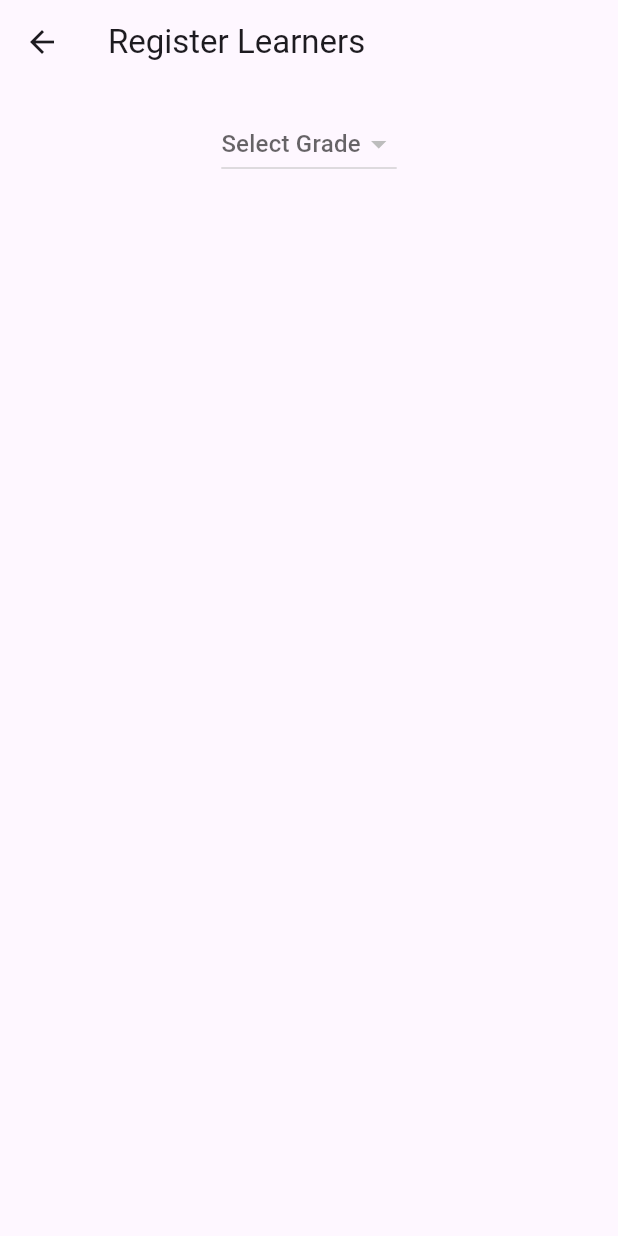
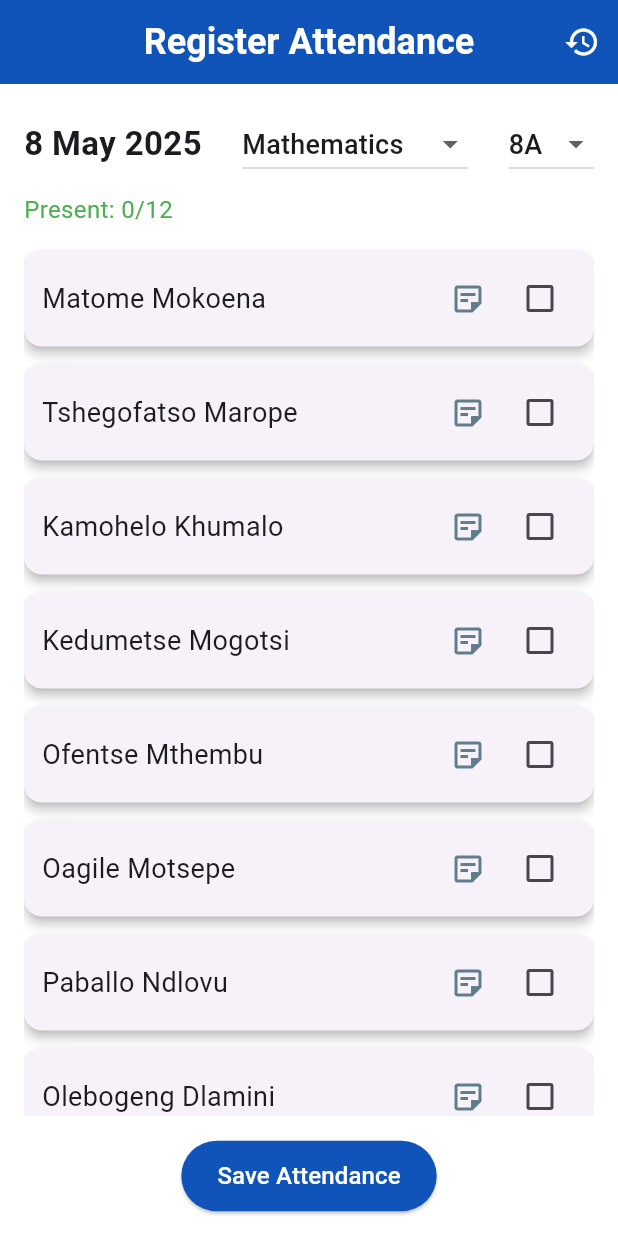
Before and after one commit to py-centric/sms_student_teacher_portal, a Flutter app: the RegisterScreen screen opened directly with empty values, on a phone screen of 412 x 824 dp. Run offline on Flutter 3.47's test engine with Material 3 defaults, Android fonts, the phone set to English and light mode, and no system bars; our stand-ins replace flutter_dotenv, local_auth.

Commit message:
feat: Added the register screen. feat: Integrated the register screen into the main script. feat: Added the attendance records screen. feat: Added the attendance records' details screen.

```diff
--- a/teacher_portal/lib/screens/register/register.dart
+++ b/teacher_portal/lib/screens/register/register.dart
@@ -1,118 +1,274 @@
 import 'package:flutter/material.dart';
-import 'package:http/http.dart' as http;
-import 'dart:convert';
-import 'package:flutter_dotenv/flutter_dotenv.dart';
+import 'package:teacher_portal/screens/register/attendance_records.dart';
+import '../notes/notes.dart';
 
 class RegisterScreen extends StatefulWidget {
   final Map<String, dynamic> teacherData;
+  final List<Map<String, dynamic>> savedAttendance; // Add this line
 
-  const RegisterScreen({super.key, required this.teacherData});
+  const RegisterScreen({
+    super.key,
+    required this.teacherData,
+    required this.savedAttendance, // Add this line to pass data
+  });
 
   @override
-  State<RegisterScreen> createState() => _RegisterScreenState();
+  _RegisterScreenState createState() => _RegisterScreenState();
 }
 
 class _RegisterScreenState extends State<RegisterScreen> {
-  int? selectedGrade;
-  List<dynamic> learners = [];
-  bool isLoading = false;
+  final List<String> students = [
+    'Matome Mokoena',
+    'Tshegofatso Marope',
+    'Kamohelo Khumalo',
+    'Kedumetse Mogotsi',
+    'Ofentse Mthembu',
+    'Oagile Motsepe',
+    'Paballo Ndlovu',
+    'Olebogeng Dlamini',
+    'Boitumelo Mabuza',
+    'Atlegang Kgomo',
+    'Thabang Mahlangu',
+    'Lesedi Ramphora',
+  ];
 
-  Set<int> extractUniqueGrades() {
-    List subjects = widget.teacherData['subjects'];
-    return subjects.map<int>((subject) => subject['grade'] as int).toSet();
+  final List<String> subjects = [
+    'Mathematics',
+    'Science',
+    'English',
+    'Life Orientation'
+  ];
+  String selectedSubject = 'Mathematics';
+
+  final List<String> grades = [
+    for (int i = 8; i <= 12; i++) ...['${i}A', '${i}B']
+  ];
+  String selectedGrade = '8A';
+
+  final List<bool> attendance = List<bool>.filled(12, false);
+  DateTime selectedDate = DateTime.now();
+
+  String getFormattedDate() {
+    final now = DateTime.now();
+    return "${now.day} ${_getMonthName(now.month)} ${now.year}";
   }
 
-  Future<void> fetchLearnersForGrade(int grade) async {
+  String _getMonthName(int month) {
+    const months = [
+      "January",
+      "February",
+      "March",
+      "April",
+      "May",
+      "June",
+      "July",
+      "August",
+      "September",
+      "October",
+      "November",
+      "December"
+    ];
+    return months[month - 1];
+  }
+
+  int get presentCount => attendance.where((isPresent) => isPresent).length;
+
+  void _saveAttendance() {
+    final presentStudents = students
+        .asMap()
+        .entries
+        .where((entry) => attendance[entry.key])
+        .map((entry) => entry.value)
+        .toList();
+
+    final record = {
+      "date": "${selectedDate.year}-${selectedDate.month}-${selectedDate.day}",
+      "subject": selectedSubject,
+      "grade": selectedGrade,
+      "present": presentStudents,
+    };
+
     setState(() {
-      isLoading = true;
-      learners = [];
+      widget.savedAttendance
+          .add(record); // Update the savedAttendance in widget
     });
 
-    String apiUrl = dotenv.env['IPv4'] ?? '';
-    String apiPort = dotenv.env['API_PORT'] ?? '8000';
-
-    final response = await http.get(
-      Uri.parse("$apiUrl:$apiPort/learners/by_grade/$grade"),
-      headers: {"Content-Type": "application/json"},
+    ScaffoldMessenger.of(context).showSnackBar(
+      const SnackBar(content: Text('Attendance saved!')),
     );
 
-    setState(() {
-      isLoading = false;
-    });
-
-    if (response.statusCode == 200) {
-      setState(() {
-        learners = jsonDecode(response.body);
-      });
-    } else {
-      ScaffoldMessenger.of(context).showSnackBar(
-        const SnackBar(content: Text("Failed to fetch learners.")),
-      );
-    }
+    // Navigate and pass savedAttendance to the next screen
+    Navigator.push(
+      context,
+      MaterialPageRoute(
+        builder: (context) => AttendanceRecords(
+          savedAttendance: widget.savedAttendance, // Pass the updated data
+          onDelete: (index) {
+            setState(() {
+              widget.savedAttendance.removeAt(index); // Update on delete
+            });
+          },
+        ),
+      ),
+    );
   }
 
   @override
   Widget build(BuildContext context) {
-    final uniqueGrades = extractUniqueGrades();
-
     return Scaffold(
+      backgroundColor: const Color.fromARGB(255, 17, 84, 185),
       appBar: AppBar(
-        title: const Text('Register Learners'),
+        backgroundColor: Colors.transparent,
+        elevation: 0,
+        centerTitle: true,
+        title: const Text(
+          'Register Attendance',
+          style: TextStyle(
+            fontSize: 24,
+            fontWeight: FontWeight.bold,
+            color: Colors.white,
+          ),
+        ),
+        actions: [
+          IconButton(
+            icon: const Icon(Icons.history, color: Colors.white),
+            onPressed: () {
+              Navigator.push(
+                context,
+                MaterialPageRoute(
+                  builder: (context) => AttendanceRecords(
+                    savedAttendance:
+                        widget.savedAttendance, // Pass the updated data
+                    onDelete: (index) {
+                      setState(() {
+                        widget.savedAttendance.removeAt(index);
+                      });
+                    },
+                  ),
+                ),
+              );
+            },
+          ),
+        ],
       ),
-      body: Padding(
+      body: Container(
+        color: Colors.white,
         padding: const EdgeInsets.all(16.0),
         child: Column(
+          crossAxisAlignment: CrossAxisAlignment.start,
           children: [
-            DropdownButton<int>(
-              value: selectedGrade,
-              hint: const Text("Select Grade"),
-              items: uniqueGrades.map((grade) {
-                return DropdownMenuItem(
-                  value: grade,
-                  child: Text('Grade $grade'),
-                );
-              }).toList(),
-              onChanged: (grade) {
-                setState(() {
-                  selectedGrade = grade;
-                });
-                fetchLearnersForGrade(grade!);
-              },
+            Row(
+              mainAxisAlignment: MainAxisAlignment.spaceBetween,
+              children: [
+                Text(
+                  getFormattedDate(),
+                  style: const TextStyle(
+                    fontSize: 22,
+                    fontWeight: FontWeight.bold,
+                  ),
+                ),
+                DropdownButton<String>(
+                  value: selectedSubject,
+                  onChanged: (String? newValue) {
+                    setState(() {
+                      selectedSubject = newValue!;
+                    });
+                  },
+                  items: subjects.map((subject) {
+                    return DropdownMenuItem<String>(
+                      value: subject,
+                      child:
+                          Text(subject, style: const TextStyle(fontSize: 18)),
+                    );
+                  }).toList(),
+                ),
+                DropdownButton<String>(
+                  value: selectedGrade,
+                  onChanged: (String? newValue) {
+                    setState(() {
+                      selectedGrade = newValue!;
+                    });
+                  },
+                  items: grades.map((grade) {
+                    return DropdownMenuItem<String>(
+                      value: grade,
+                      child: Text(grade, style: const TextStyle(fontSize: 18)),
+                    );
+                  }).toList(),
+                ),
+              ],
             ),
-            const SizedBox(height: 20),
-            if (isLoading)
-              const CircularProgressIndicator()
-            else if (learners.isEmpty && selectedGrade != null)
-              const Text("No learners found for this grade.")
-            else
-              Expanded(
-                child: ListView.builder(
-                  itemCount: learners.length,
-                  itemBuilder: (context, index) {
-                    var learner = learners[index];
-                    return ListTile(
-                      title: Text(learner['name']),
-                      trailing: Row(
-                        mainAxisSize: MainAxisSize.min,
+            const SizedBox(height: 8),
+            Text(
+              'Present: $presentCount/${students.length}',
+              style: const TextStyle(fontSize: 16, color: Colors.green),
+            ),
+            const SizedBox(height: 10),
+            Expanded(
+              child: ListView.builder(
+                itemCount: students.length,
+                itemBuilder: (context, index) {
+                  return Card(
+                    elevation: 3,
+                    margin: const EdgeInsets.symmetric(vertical: 6),
+                    shape: RoundedRectangleBorder(
+                      borderRadius: BorderRadius.circular(12),
+                    ),
+                    child: Padding(
+                      padding: const EdgeInsets.symmetric(
+                          horizontal: 12.0, vertical: 8.0),
+                      child: Row(
                         children: [
+                          Expanded(
+                            child: Text(
+                              students[index],
+                              style: const TextStyle(fontSize: 18),
+                            ),
+                          ),
                           IconButton(
-                            icon: const Icon(Icons.check, color: Colors.green),
+                            icon: const Icon(Icons.sticky_note_2_outlined,
+                                color: Colors.blueGrey),
                             onPressed: () {
-                              // Mark as present (future implementation)
+                              Navigator.push(
+                                context,
+                                MaterialPageRoute(
+                                  builder: (context) =>
+                                      NotesWidget(studentName: students[index]),
+                                ),
+                              );
                             },
                           ),
-                          IconButton(
-                            icon: const Icon(Icons.close, color: Colors.red),
-                            onPressed: () {
-                              // Mark as absent (future implementation)
+                          Checkbox(
+                            activeColor: const Color.fromARGB(255, 17, 84, 185),
+                            value: attendance[index],
+                            onChanged: (bool? value) {
+                              setState(() {
+                                attendance[index] = value ?? false;
+                              });
                             },
                           ),
                         ],
                       ),
-                    );
-                  },
+                    ),
+                  );
+                },
+              ),
+            ),
+            const SizedBox(height: 16),
+            Center(
+              child: ElevatedButton(
+                onPressed: _saveAttendance,
+                style: ElevatedButton.styleFrom(
+                  backgroundColor: const Color.fromARGB(255, 17, 84, 185),
+                  padding:
+                      const EdgeInsets.symmetric(horizontal: 24, vertical: 12),
+                ),
+                child: const Text(
+                  'Save Attendance',
+                  style: TextStyle(color: Colors.white, fontSize: 16),
                 ),
               ),
+            ),
           ],
         ),
       ),
```
Also changed, not shown: teacher_portal/lib/main.dart (+10 -4 lines), teacher_portal/lib/screens/register/attendance_records.dart (+22 -20 lines), teacher_portal/lib/screens/register/record_details_screen.dart (+6 -15 lines).
